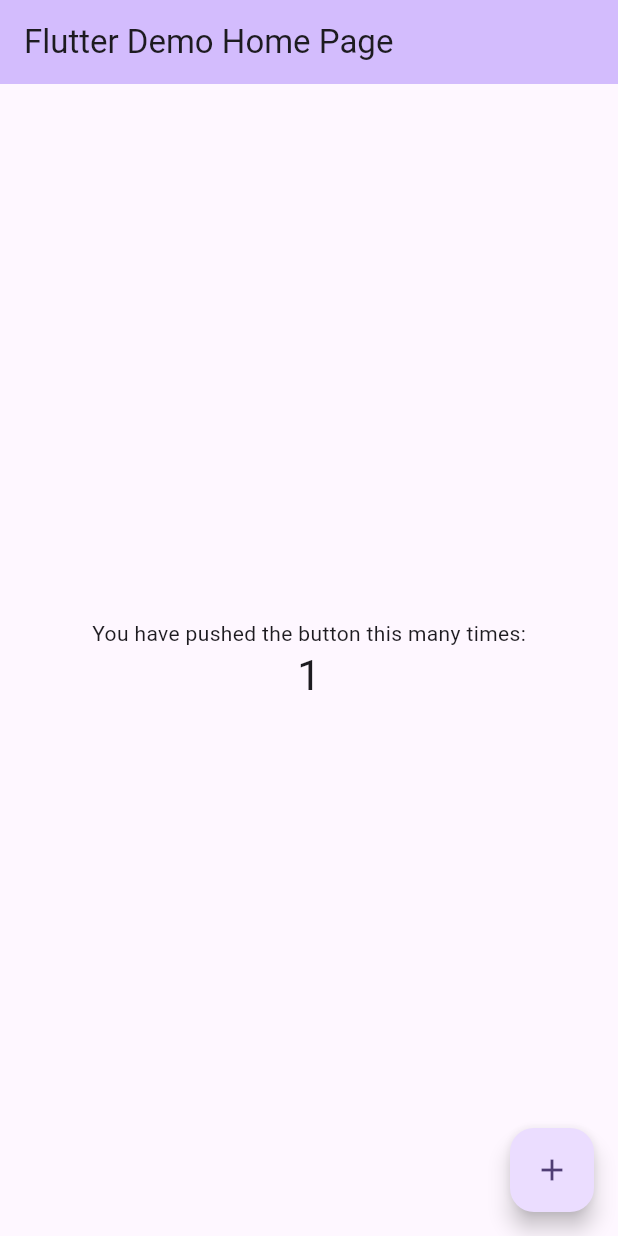
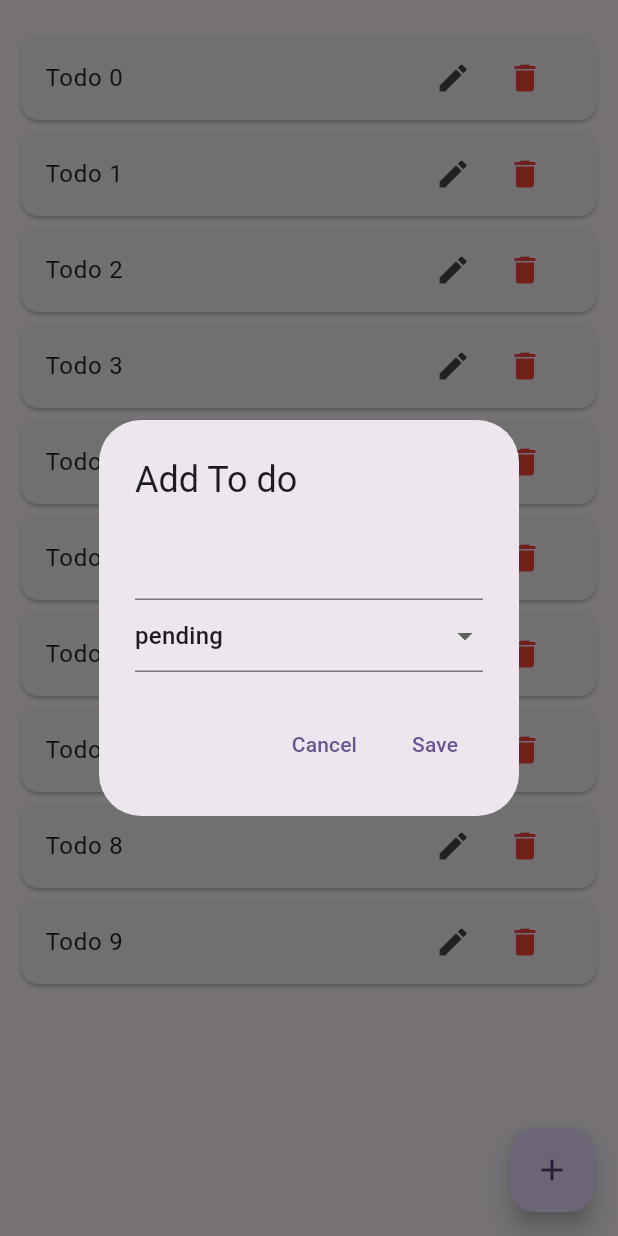
Before and after one commit to hardytee1/pbkk_isar, a Flutter app: the screen it shows after launch, after a tap on the "add" icon, on a phone screen of 412 x 824 dp. Run offline on Flutter 3.47's test engine with Material 3 defaults, Android fonts, the phone set to English and light mode, and no system bars; our stand-ins replace isar; accounts and stored records are empty; generated files the repository leaves out were written again.

Commit message:
feat: Implement HomePage with Todo functionality and database service
- Added HomePage widget with UI for displaying and managing todos.
- Integrated FloatingActionButton for adding/editing todos.
- Created DatabaseService for setting up Isar database.
- Registered IsarFlutterLibs plugin for database support on Linux and Windows.
- Updated pubspec.yaml to include isar and path_provider dependencies.
- Enhanced pubspec.lock with updated package versions.

```diff
--- a/lib/main.dart
+++ b/lib/main.dart
@@ -1,125 +1,29 @@
 import 'package:flutter/material.dart';
+import 'package:pbkk_isar/pages/home_page.dart';
+import 'package:pbkk_isar/services/database_service.dart';
 
-void main() {
+void main() async {
+  await _setup();
   runApp(const MyApp());
+}
+
+Future<void> _setup() async {
+  WidgetsFlutterBinding.ensureInitialized();
+  await DatabaseService.setup();
 }
 
 class MyApp extends StatelessWidget {
   const MyApp({super.key});
 
-  // This widget is the root of your application.
   @override
   Widget build(BuildContext context) {
     return MaterialApp(
       title: 'Flutter Demo',
       theme: ThemeData(
-        // This is the theme of your application.
-        //
-        // TRY THIS: Try running your application with "flutter run". You'll see
-        // the application has a purple toolbar. Then, without quitting the app,
-        // try changing the seedColor in the colorScheme below to Colors.green
-        // and then invoke "hot reload" (save your changes or press the "hot
-        // reload" button in a Flutter-supported IDE, or press "r" if you used
-        // the command line to start the app).
-        //
-        // Notice that the counter didn't reset back to zero; the application
-        // state is not lost during the reload. To reset the state, use hot
-        // restart instead.
-        //
-        // This works for code too, not just values: Most code changes can be
-        // tested with just a hot reload.
         colorScheme: ColorScheme.fromSeed(seedColor: Colors.deepPurple),
         useMaterial3: true,
       ),
-      home: const MyHomePage(title: 'Flutter Demo Home Page'),
+      home: HomePage(),
     );
   }
 }
-
-class MyHomePage extends StatefulWidget {
-  const MyHomePage({super.key, required this.title});
-
-  // This widget is the home page of your application. It is stateful, meaning
-  // that it has a State object (defined below) that contains fields that affect
-  // how it looks.
-
-  // This class is the configuration for the state. It holds the values (in this
-  // case the title) provided by the parent (in this case the App widget) and
-  // used by the build method of the State. Fields in a Widget subclass are
-  // always marked "final".
-
-  final String title;
-
-  @override
-  State<MyHomePage> createState() => _MyHomePageState();
-}
-
-class _MyHomePageState extends State<MyHomePage> {
-  int _counter = 0;
-
-  void _incrementCounter() {
-    setState(() {
-      // This call to setState tells the Flutter framework that something has
-      // changed in this State, which causes it to rerun the build method below
-      // so that the display can reflect the updated values. If we changed
-      // _counter without calling setState(), then the build method would not be
-      // called again, and so nothing would appear to happen.
-      _counter++;
-    });
-  }
-
-  @override
-  Widget build(BuildContext context) {
-    // This method is rerun every time setState is called, for instance as done
-    // by the _incrementCounter method above.
-    //
-    // The Flutter framework has been optimized to make rerunning build methods
-    // fast, so that you can just rebuild anything that needs updating rather
-    // than having to individually change instances of widgets.
-    return Scaffold(
-      appBar: AppBar(
-        // TRY THIS: Try changing the color here to a specific color (to
-        // Colors.amber, perhaps?) and trigger a hot reload to see the AppBar
-        // change color while the other colors stay the same.
-        backgroundColor: Theme.of(context).colorScheme.inversePrimary,
-        // Here we take the value from the MyHomePage object that was created by
-        // the App.build method, and use it to set our appbar title.
-        title: Text(widget.title),
-      ),
-      body: Center(
-        // Center is a layout widget. It takes a single child and positions it
-        // in the middle of the parent.
-        child: Column(
-          // Column is also a layout widget. It takes a list of children and
-          // arranges them vertically. By default, it sizes itself to fit its
-          // children horizontally, and tries to be as tall as its parent.
-          //
-          // Column has various properties to control how it sizes itself and
-          // how it positions its children. Here we use mainAxisAlignment to
-          // center the children vertically; the main axis here is the vertical
-          // axis because Columns are vertical (the cross axis would be
-          // horizontal).
-          //
-          // TRY THIS: Invoke "debug painting" (choose the "Toggle Debug Paint"
-          // action in the IDE, or press "p" in the console), to see the
-          // wireframe for each widget.
-          mainAxisAlignment: MainAxisAlignment.center,
-          children: <Widget>[
-            const Text(
-              'You have pushed the button this many times:',
-            ),
-            Text(
-              '$_counter',
-              style: Theme.of(context).textTheme.headlineMedium,
-            ),
-          ],
-        ),
-      ),
-      floatingActionButton: FloatingActionButton(
-        onPressed: _incrementCounter,
-        tooltip: 'Increment',
-        child: const Icon(Icons.add),
-      ), // This trailing comma makes auto-formatting nicer for build methods.
-    );
-  }
-}
--- /dev/null
+++ b/lib/models/enums.dart
@@ -0,0 +1,5 @@
+enum Status {
+  completed,
+  pending,
+  inProgress,
+}
--- /dev/null
+++ b/lib/models/todo.dart
@@ -0,0 +1,18 @@
+import 'package:pbkk_isar/models/enums.dart';
+import 'package:isar/isar.dart';
+
+part 'todo.g.dart';
+
+@Collection()
+class Todo {
+  Id id = Isar.autoIncrement;
+
+  @Index(type: IndexType.value)
+  String? content;
+
+  @enumerated
+  Status status = Status.pending;
+
+  DateTime createdAt = DateTime.now();
+  DateTime updatedAt = DateTime.now();
+}
--- /dev/null
+++ b/lib/pages/home_page.dart
@@ -0,0 +1,99 @@
+import 'package:flutter/material.dart';
+import 'package:pbkk_isar/models/enums.dart';
+import 'package:pbkk_isar/models/todo.dart';
+
+class HomePage extends StatefulWidget {
+  const HomePage({super.key});
+
+  @override
+  State<HomePage> createState() => _HomePageState();
+}
+
+class _HomePageState extends State<HomePage> {
+  @override
+  Widget build(BuildContext context) {
+    return Scaffold(
+      body: SafeArea(child: SizedBox.expand(
+        child: _buildIU(),
+      ),
+      ),
+      floatingActionButton: FloatingActionButton(onPressed: _addOrEditTodo,
+      child : const Icon(
+        Icons.add,
+      ),
+      ),
+    );
+  }
+
+  Widget _buildIU(){
+    return Padding(padding: EdgeInsets.symmetric(
+      vertical: 20,
+      horizontal: 10,
+    ),
+    child: ListView.builder(
+        itemCount: 10,
+        itemBuilder: (context, index) {
+      return Card(
+        child: ListTile(
+        title:Text("Todo $index",),
+        trailing:  Row(
+          mainAxisSize: MainAxisSize.min,
+          mainAxisAlignment: MainAxisAlignment.end,
+          crossAxisAlignment: CrossAxisAlignment.center,
+          children: [
+            IconButton(onPressed: () {}, icon: const Icon(Icons.edit,),
+            ),
+            IconButton(onPressed: () {}, icon: const Icon(
+              Icons.delete,
+              color: Colors.red,
+            ),
+            ),
+          ],
+        ),
+        )
+      );
+    }),
+    );
+  }
+
+  void _addOrEditTodo(){
+    Status status = Status.pending;
+
+    showDialog(context: context, builder: (context)
+    {
+      return AlertDialog(
+        title: Text("Add To do"),
+        content: Column(
+          mainAxisSize: MainAxisSize.min,
+          children: [
+            TextField(),
+            DropdownButtonFormField<Status>(
+              value: status,
+                items: Status.values.map(
+                    (e) => DropdownMenuItem(
+                      value: e,
+                      child: Text(e.name),
+                    ),
+                )
+                .toList(),
+                onChanged: (value) {
+                if(value ==null) return;
+                status = value;
+                }),
+          ],
+        ),
+        actions: [
+          TextButton(onPressed: () {
+          Navigator.pop(context);
+        }, child: const Text('Cancel'),
+        ),
+        TextButton(onPressed: () {
+          Navigator.pop(context);
+        }, child: const Text('Save'),
+        )
+        ],
+      );
+    },
+    );
+  }
+}
--- /dev/null
+++ b/lib/services/database_service.dart
@@ -0,0 +1,18 @@
+import 'package:path_provider/path_provider.dart';
+import 'package:pbkk_isar/models/todo.dart';
+import 'package:isar/isar.dart';
+
+class DatabaseService{
+
+  static late final Isar db;
+
+  static Future<void> setup() async {
+    final appDir = await getApplicationDocumentsDirectory();
+    db = await Isar.open(
+      [
+        TodoSchema,
+      ],
+      directory: appDir.path,
+    );
+  }
+}
```
Also changed, not shown: pubspec.yaml (+6 -1 lines), lib/models/todo.g.dart (added), pubspec.lock, 132 other files.
